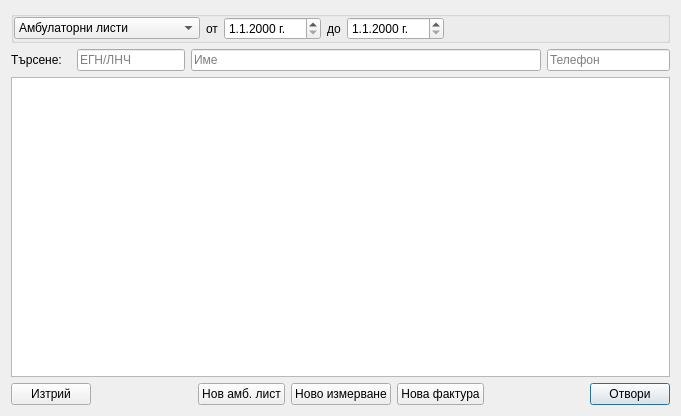
thefinalcutbg/DinoDent, file src/View/Widgets/AmbListSelector.ui: the form before one commit.
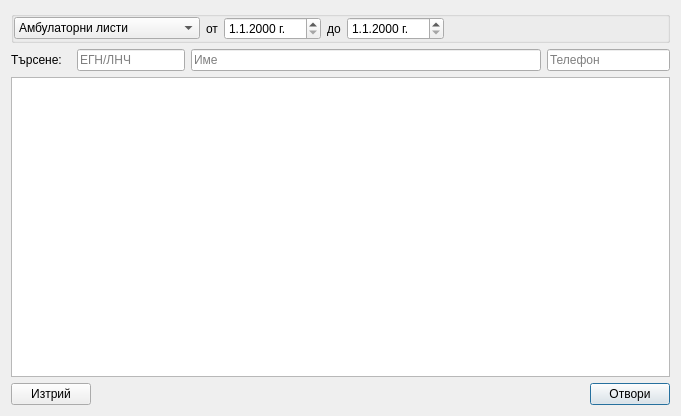
The form after the commit. Custom widgets are drawn as their Qt base class.

```diff
--- a/src/View/Widgets/AmbListSelector.ui
+++ b/src/View/Widgets/AmbListSelector.ui
@@ -215,40 +215,6 @@
        </property>
       </widget>
      </item>
-     <item>
-      <spacer name="horizontalSpacer_3">
-       <property name="orientation">
-        <enum>Qt::Horizontal</enum>
-       </property>
-       <property name="sizeHint" stdset="0">
-        <size>
-         <width>40</width>
-         <height>20</height>
-        </size>
-       </property>
-      </spacer>
-     </item>
-     <item>
-      <widget class="QPushButton" name="newListButton">
-       <property name="text">
-        <string>Нов амб. лист</string>
-       </property>
-      </widget>
-     </item>
-     <item>
-      <widget class="QPushButton" name="newPerioButton">
-       <property name="text">
-        <string>Ново измерване</string>
-       </property>
-      </widget>
-     </item>
-     <item>
-      <widget class="QPushButton" name="newFinancialButton">
-       <property name="text">
-        <string>Нова фактура</string>
-       </property>
-      </widget>
-     </item>
      <item>
       <spacer name="horizontalSpacer">
        <property name="orientation">
```
